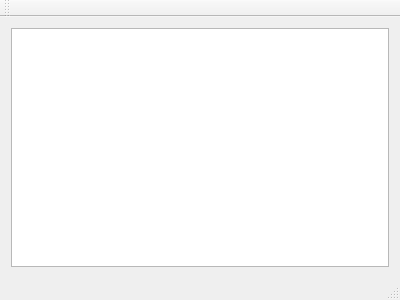
This is mainwindow.ui in alex1989/asnme as Qt 5 draws it before an edit. The edited form follows.
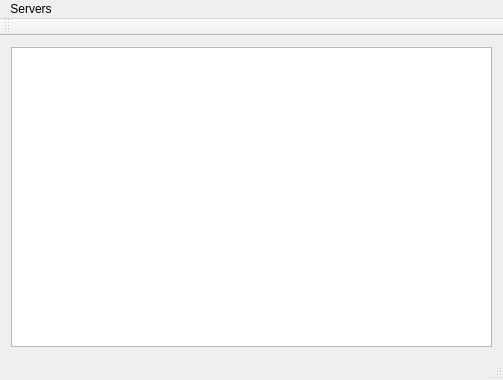
This is the edited form. Icons and pictures are not drawn.

Commit message: Added a basic "Add Server" dialog which updates a preferences singleton (which uses QSettings) and sends a signal to the tree view to update the tree

```diff
--- a/mainwindow.ui
+++ b/mainwindow.ui
@@ -6,8 +6,8 @@
    <rect>
     <x>0</x>
     <y>0</y>
-    <width>400</width>
-    <height>300</height>
+    <width>503</width>
+    <height>380</height>
    </rect>
   </property>
   <property name="windowTitle">
@@ -25,10 +25,17 @@
     <rect>
      <x>0</x>
      <y>0</y>
-     <width>400</width>
+     <width>503</width>
      <height>24</height>
     </rect>
    </property>
+   <widget class="QMenu" name="menuServers">
+    <property name="title">
+     <string>Servers</string>
+    </property>
+    <addaction name="action_AddServer"/>
+   </widget>
+   <addaction name="menuServers"/>
   </widget>
   <widget class="QToolBar" name="mainToolBar">
    <attribute name="toolBarArea">
```
Left out of the diff: 38 changed lines with no effect on the pictures. The commit also changes 12 other files.
